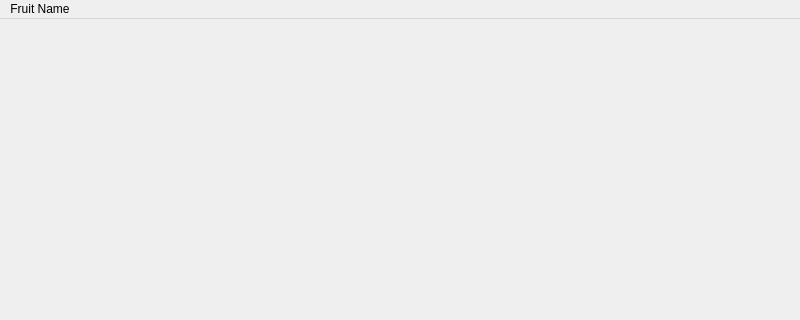
This is drc/DRCClient.ui in lansdon/cpts483_drc as Qt 5 draws it before an edit; both pictures show x 0 to 800 and y 0 to 320 of the 800 by 643 pixel window. The edited form follows.
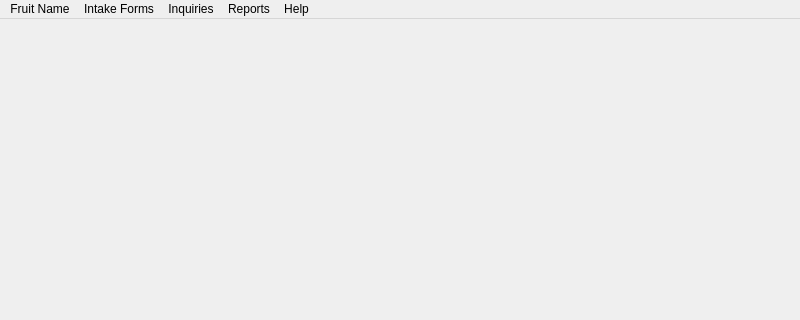
This is the edited form.

Commit message: Testing menu system and window generation.

The edit to the form file:
```diff
--- a/drc/DRCClient.ui
+++ b/drc/DRCClient.ui
@@ -58,8 +58,52 @@
     <property name="title">
      <string>Fruit Name</string>
     </property>
+    <addaction name="actionNew_Fruit_Submission"/>
+   </widget>
+   <widget class="QMenu" name="menuIntake_Forms">
+    <property name="title">
+     <string>Intake Forms</string>
+    </property>
+    <addaction name="actionNew_Form"/>
+    <addaction name="separator"/>
+    <addaction name="actionFind_Form"/>
+    <addaction name="actionSave"/>
+    <addaction name="separator"/>
+    <addaction name="actionReset_Form"/>
+    <addaction name="actionDelete"/>
+    <addaction name="actionPrint"/>
+    <addaction name="separator"/>
+   </widget>
+   <widget class="QMenu" name="menuInquiries">
+    <property name="title">
+     <string>Inquiries</string>
+    </property>
+    <addaction name="actionNew"/>
+    <addaction name="actionSave_2"/>
+    <addaction name="actionFind"/>
+    <addaction name="separator"/>
+    <addaction name="actionRecent"/>
+    <addaction name="actionStatus_List"/>
+    <addaction name="separator"/>
+    <addaction name="actionDelete_2"/>
+    <addaction name="actionPrint_2"/>
+   </widget>
+   <widget class="QMenu" name="menuReports">
+    <property name="title">
+     <string>Reports</string>
+    </property>
+    <addaction name="actionCase_Summary"/>
+   </widget>
+   <widget class="QMenu" name="menuHelp">
+    <property name="title">
+     <string>Help</string>
+    </property>
    </widget>
    <addaction name="menuFruit_Name"/>
+   <addaction name="menuIntake_Forms"/>
+   <addaction name="menuInquiries"/>
+   <addaction name="menuReports"/>
+   <addaction name="menuHelp"/>
   </widget>
   <widget class="QStatusBar" name="statusBar"/>
  </widget>
```
Left out of the diff: 79 changed lines with no effect on the pictures. The commit also changes 2 other files.
